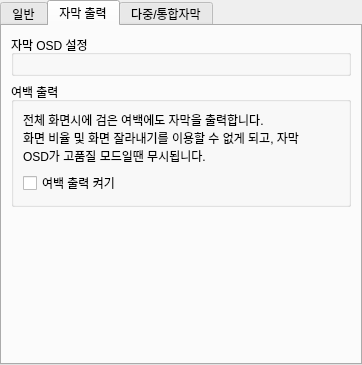
bylee20/cmplayer-kldp.net, file cmplayer/pref/subtitlewidget.ui: the form before one commit.
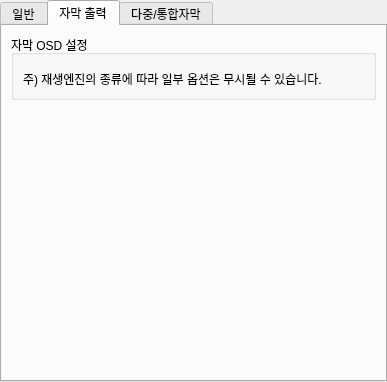
The form after the commit. The open tabs and pages were chosen to show the change. Custom widgets are drawn as their Qt base class.

Patch:
```diff
--- a/cmplayer/pref/subtitlewidget.ui
+++ b/cmplayer/pref/subtitlewidget.ui
@@ -5,8 +5,8 @@
    <rect>
     <x>0</x>
     <y>0</y>
-    <width>362</width>
-    <height>365</height>
+    <width>387</width>
+    <height>382</height>
    </rect>
   </property>
   <property name="windowTitle" >
@@ -25,14 +25,6 @@
       <number>0</number>
      </property>
      <widget class="QWidget" name="tab" >
-      <property name="geometry" >
-       <rect>
-        <x>0</x>
-        <y>0</y>
-        <width>354</width>
-        <height>333</height>
-       </rect>
-      </property>
       <attribute name="title" >
        <string>일반</string>
       </attribute>
@@ -303,14 +295,6 @@
       </layout>
      </widget>
      <widget class="QWidget" name="tab_2" >
-      <property name="geometry" >
-       <rect>
-        <x>0</x>
-        <y>0</y>
-        <width>354</width>
-        <height>333</height>
-       </rect>
-      </property>
       <attribute name="title" >
        <string>자막 출력</string>
       </attribute>
@@ -320,37 +304,20 @@
          <property name="title" >
           <string>자막 OSD 설정</string>
          </property>
-         <layout class="QHBoxLayout" name="horizontalLayout" >
-          <item>
-           <widget class="Pref::OsdWidget" native="1" name="osd_widget" />
-          </item>
-         </layout>
-        </widget>
-       </item>
-       <item>
-        <widget class="QGroupBox" name="groupBox_3" >
-         <property name="title" >
-          <string>여백 출력</string>
-         </property>
          <layout class="QVBoxLayout" name="verticalLayout" >
+          <item>
+           <widget class="Pref::OsdWidget" native="1" name="osd_widget" />
+          </item>
           <item>
            <widget class="QLabel" name="label_3" >
             <property name="text" >
-             <string>전체 화면시에 검은 여백에도 자막을 출력합니다.
-화면 비율 및 화면 잘라내기를 이용할 수 없게 되고, 자막 OSD가 고품질 모드일땐 무시됩니다.</string>
+             <string>주) 재생엔진의 종류에 따라 일부 옵션은 무시될 수 있습니다.</string>
             </property>
             <property name="wordWrap" >
              <bool>true</bool>
             </property>
            </widget>
           </item>
-          <item>
-           <widget class="QCheckBox" name="display_on_margin_check" >
-            <property name="text" >
-             <string>여백 출력 켜기</string>
-            </property>
-           </widget>
-          </item>
          </layout>
         </widget>
        </item>
@@ -362,7 +329,7 @@
          <property name="sizeHint" stdset="0" >
           <size>
            <width>0</width>
-           <height>151</height>
+           <height>0</height>
           </size>
          </property>
         </spacer>
@@ -370,14 +337,6 @@
       </layout>
      </widget>
      <widget class="QWidget" name="tab_3" >
-      <property name="geometry" >
-       <rect>
-        <x>0</x>
-        <y>0</y>
-        <width>354</width>
-        <height>333</height>
-       </rect>
-      </property>
       <attribute name="title" >
        <string>다중/통합자막</string>
       </attribute>
```
